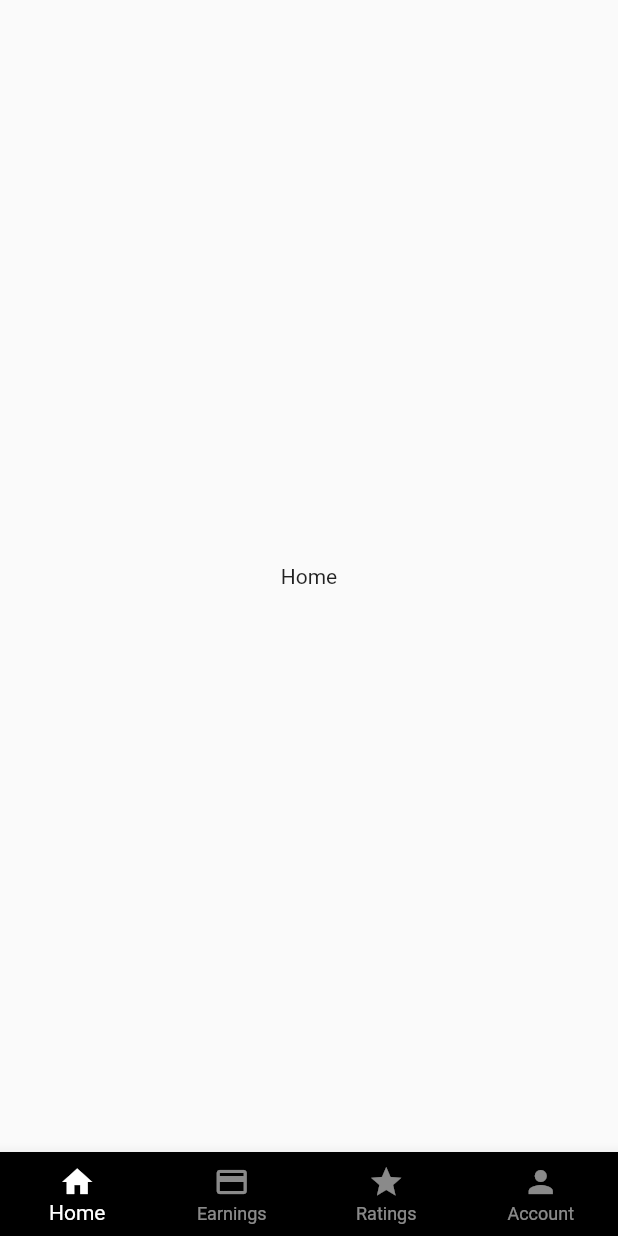
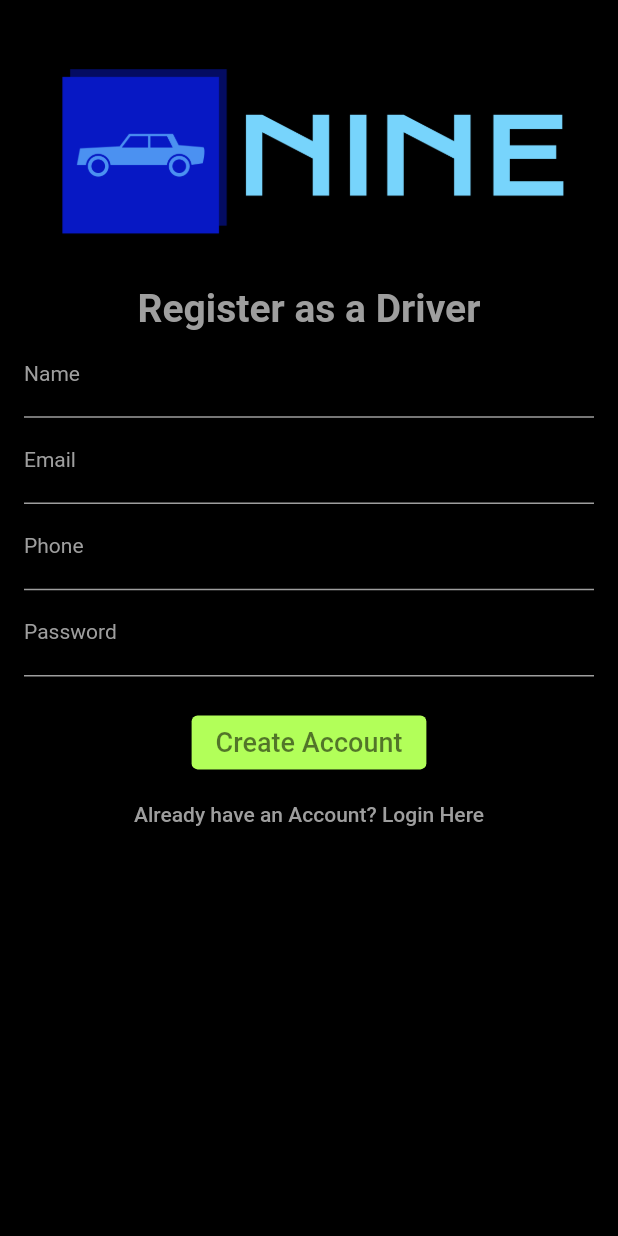
Before and after one commit to imsumith01/nine_driver_app, a Flutter app: the screen it shows after launch, on a phone screen of 412 x 824 dp. Run offline on Flutter 3.47's test engine with Material 2 defaults, Android fonts, the phone set to English and light mode, and no system bars.

Commit message:
Set up sign up screen

```diff
--- /dev/null
+++ b/lib/authentication/signup_screen.dart
@@ -0,0 +1,162 @@
+import 'package:flutter/material.dart';
+
+class SignUpScreen extends StatefulWidget {
+  @override
+  _SignUpScreenState createState() => _SignUpScreenState();
+}
+
+class _SignUpScreenState extends State<SignUpScreen> {
+  TextEditingController nameTextEditingController = TextEditingController();
+  TextEditingController emailTextEditingController = TextEditingController();
+  TextEditingController phoneTextEditingController = TextEditingController();
+  TextEditingController passwordTextEditingController = TextEditingController();
+
+  @override
+  Widget build(BuildContext context) {
+    return Scaffold(
+      backgroundColor: Colors.black,
+      body: SingleChildScrollView(
+        child: Padding(
+          padding: const EdgeInsets.all(16.0),
+          child: Column(
+            children: [
+              const SizedBox(
+                height: 10,
+              ),
+              Padding(
+                padding: const EdgeInsets.all(20.0),
+                child: Image.asset("images/logo-no-background.png"),
+              ),
+              const SizedBox(
+                height: 10,
+              ),
+              const Text(
+                "Register as a Driver",
+                style: TextStyle(
+                  fontSize: 26,
+                  color: Colors.grey,
+                  fontWeight: FontWeight.bold,
+                ),
+              ),
+              TextField(
+                controller: nameTextEditingController,
+                style: const TextStyle(color: Colors.grey),
+                decoration: const InputDecoration(
+                  labelText: "Name",
+                  hintText: "Name",
+                  enabledBorder: UnderlineInputBorder(
+                    borderSide: BorderSide(color: Colors.grey),
+                  ),
+                  focusedBorder: UnderlineInputBorder(
+                    borderSide: BorderSide(color: Colors.grey),
+                  ),
+                  hintStyle: TextStyle(
+                    color: Colors.grey,
+                    fontSize: 10,
+                  ),
+                  labelStyle: TextStyle(
+                    color: Colors.grey,
+                    fontSize: 14,
+                  ),
+                ),
+              ),
+              TextField(
+                controller: emailTextEditingController,
+                keyboardType: TextInputType.emailAddress,
+                style: const TextStyle(color: Colors.grey),
+                decoration: const InputDecoration(
+                  labelText: "Email",
+                  hintText: "Email",
+                  enabledBorder: UnderlineInputBorder(
+                    borderSide: BorderSide(color: Colors.grey),
+                  ),
+                  focusedBorder: UnderlineInputBorder(
+                    borderSide: BorderSide(color: Colors.grey),
+                  ),
+                  hintStyle: TextStyle(
+                    color: Colors.grey,
+                    fontSize: 10,
+                  ),
+                  labelStyle: TextStyle(
+                    color: Colors.grey,
+                    fontSize: 14,
+                  ),
+                ),
+              ),
+              TextField(
+                controller: phoneTextEditingController,
+                keyboardType: TextInputType.phone,
+                style: const TextStyle(color: Colors.grey),
+                decoration: const InputDecoration(
+                  labelText: "Phone",
+                  hintText: "Phone",
+                  enabledBorder: UnderlineInputBorder(
+                    borderSide: BorderSide(color: Colors.grey),
+                  ),
+                  focusedBorder: UnderlineInputBorder(
+                    borderSide: BorderSide(color: Colors.grey),
+                  ),
+                  hintStyle: TextStyle(
+                    color: Colors.grey,
+                    fontSize: 10,
+                  ),
+                  labelStyle: TextStyle(
+                    color: Colors.grey,
+                    fontSize: 14,
+                  ),
+                ),
+              ),
+              TextField(
+                controller: passwordTextEditingController,
+                keyboardType: TextInputType.text,
+                obscureText: true,
+                style: const TextStyle(color: Colors.grey),
+                decoration: const InputDecoration(
+                  labelText: "Password",
+                  hintText: "Password",
+                  enabledBorder: UnderlineInputBorder(
+                    borderSide: BorderSide(color: Colors.grey),
+                  ),
+                  focusedBorder: UnderlineInputBorder(
+                    borderSide: BorderSide(color: Colors.grey),
+                  ),
+                  hintStyle: TextStyle(
+                    color: Colors.grey,
+                    fontSize: 10,
+                  ),
+                  labelStyle: TextStyle(
+                    color: Colors.grey,
+                    fontSize: 14,
+                  ),
+                ),
+              ),
+              const SizedBox(
+                height: 20,
+              ),
+              ElevatedButton(
+                onPressed: () {},
+                style: ElevatedButton.styleFrom(
+                  primary: Colors.lightGreenAccent,
+                ),
+                child: const Text(
+                  "Create Account",
+                  style: TextStyle(
+                    color: Colors.black54,
+                    fontSize: 18,
+                  ),
+                ),
+              ),
+              TextButton(
+                child: const Text(
+                  "Already have an Account? Login Here",
+                  style: TextStyle(color: Colors.grey),
+                ),
+                onPressed: () {},
+              ),
+            ],
+          ),
+        ),
+      ),
+    );
+  }
+}
--- a/lib/splashScreen/splash_screen.dart
+++ b/lib/splashScreen/splash_screen.dart
@@ -1,5 +1,6 @@
 import 'dart:async';
 
+import 'package:driver_app/authentication/signup_screen.dart';
 import 'package:driver_app/mainScreens/main_screen.dart';
 import 'package:flutter/material.dart';
 
@@ -15,7 +16,7 @@ class _MySplashScreenState extends State<MySplashScreen> {
     Timer(const Duration(seconds: 3), () async {
       //send user to home screen
       Navigator.push(
-          context, MaterialPageRoute(builder: (c) => const MainScreen()));
+          context, MaterialPageRoute(builder: (c) => SignUpScreen()));
     });
   }
 
```
